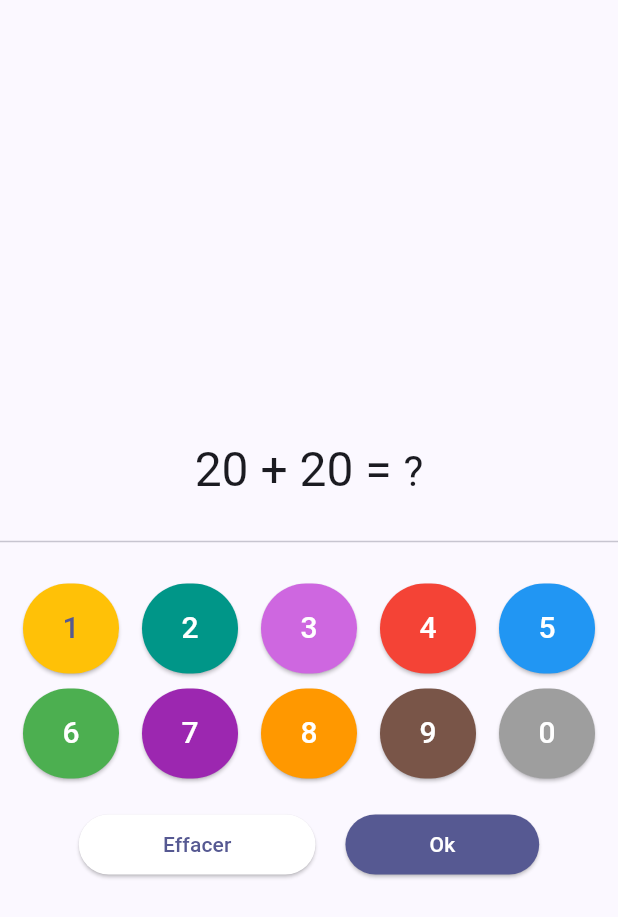
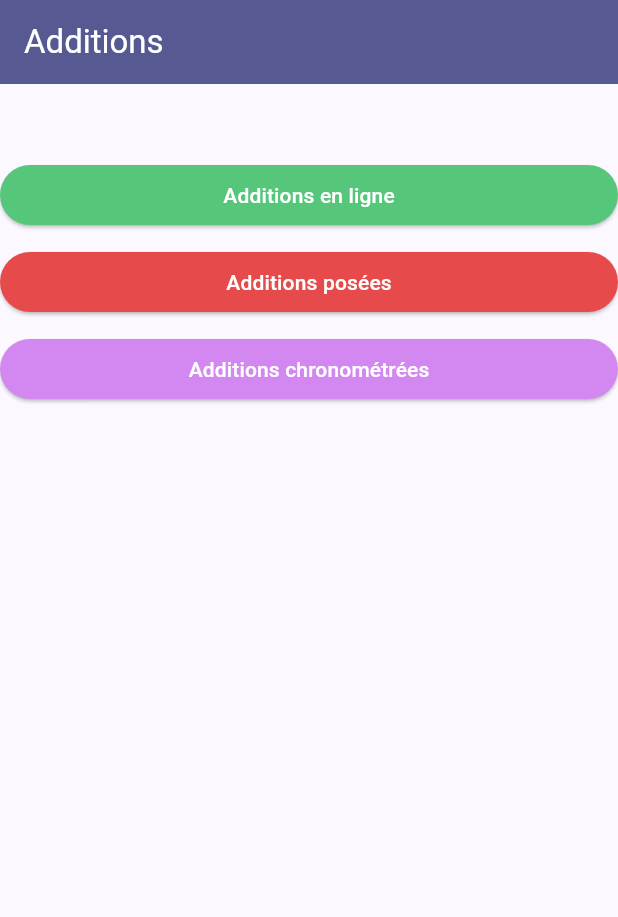
Before and after one commit to ZayenJS/calculs, a Flutter app: the AddScreen screen opened directly, on a phone screen of 412 x 824 dp. Shown: the top 917 px of the screen. Run offline on Flutter 3.47's test engine with Material 3 defaults, Android fonts, the phone set to English and light mode, and no system bars; our stand-ins replace audioplayers, flutter_riverpod, hive_flutter, image_picker; accounts and stored records are empty.

Commit message:
update project + add stacked additions (wip)

```diff
--- /dev/null
+++ b/lib/screens/add/add.dart
@@ -0,0 +1,98 @@
+import 'dart:math';
+
+import 'package:audioplayers/audioplayers.dart';
+import 'package:calculs/data/failure.dart';
+import 'package:calculs/data/success.dart';
+import 'package:calculs/providers/addition.dart';
+import 'package:calculs/repository/profile.dart';
+import 'package:calculs/screens/add/inline_add.dart';
+import 'package:calculs/screens/add/stacked_add.dart';
+import 'package:calculs/widgets/numbers.dart';
+import 'package:flutter/material.dart';
+import 'package:flutter_riverpod/flutter_riverpod.dart';
+
+class AddScreen extends StatelessWidget {
+  const AddScreen({super.key});
+
+  @override
+  Widget build(BuildContext context) {
+    return Scaffold(
+        appBar: AppBar(
+          title: const Text("Additions", style: TextStyle(color: Colors.white)),
+          backgroundColor: Theme.of(context).colorScheme.primary,
+        ),
+        body: Column(
+          children: [
+            const SizedBox(height: 50),
+            Row(
+              crossAxisAlignment: CrossAxisAlignment.center,
+              children: [
+                Expanded(
+                  child: ElevatedButton(
+                    style: ElevatedButton.styleFrom(
+                      backgroundColor: const Color.fromARGB(255, 86, 198, 123),
+                      foregroundColor: Colors.white,
+                    ),
+                    onPressed: () {
+                      Navigator.push(
+                        context,
+                        MaterialPageRoute(
+                          builder: (context) => const InlineAddScreen(),
+                        ),
+                      );
+                    },
+                    child: const Text('Additions en ligne'),
+                  ),
+                ),
+              ],
+            ),
+            const SizedBox(height: 10),
+            Row(
+              crossAxisAlignment: CrossAxisAlignment.center,
+              children: [
+                Expanded(
+                  child: ElevatedButton(
+                    style: ElevatedButton.styleFrom(
+                      backgroundColor: const Color.fromARGB(255, 230, 74, 74),
+                      foregroundColor: Colors.white,
+                    ),
+                    onPressed: () {
+                      Navigator.push(
+                        context,
+                        MaterialPageRoute(
+                          builder: (context) => const StackedAddScreen(),
+                        ),
+                      );
+                    },
+                    child: const Text('Additions posées'),
+                  ),
+                ),
+              ],
+            ),
+            const SizedBox(height: 10),
+            Row(
+              crossAxisAlignment: CrossAxisAlignment.center,
+              children: [
+                Expanded(
+                  child: ElevatedButton(
+                    style: ElevatedButton.styleFrom(
+                      backgroundColor: const Color.fromARGB(255, 210, 136, 240),
+                      foregroundColor: Colors.white,
+                    ),
+                    onPressed: () {
+                      // Navigator.push(
+                      //   context,
+                      //   MaterialPageRoute(
+                      //     builder: (context) => const InlineAddScreen(),
+                      //   ),
+                      // );
+                    },
+                    child: const Text('Additions chronométrées'),
+                  ),
+                ),
+              ],
+            ),
+          ],
+        ));
+  }
+}
--- a/lib/screens/add.dart
+++ b/lib/screens/add/inline_add.dart
@@ -9,14 +9,14 @@ import 'package:calculs/widgets/numbers.dart';
 import 'package:flutter/material.dart';
 import 'package:flutter_riverpod/flutter_riverpod.dart';
 
-class AddScreen extends ConsumerStatefulWidget {
-  const AddScreen({super.key});
+class InlineAddScreen extends ConsumerStatefulWidget {
+  const InlineAddScreen({super.key});
 
   @override
-  ConsumerState<AddScreen> createState() => _AddScreenState();
+  ConsumerState<InlineAddScreen> createState() => _InlineAddScreenState();
 }
 
-class _AddScreenState extends ConsumerState<AddScreen> {
+class _InlineAddScreenState extends ConsumerState<InlineAddScreen> {
   String _userInput = "?";
   final AudioPlayer _player = AudioPlayer();
 
--- a/lib/screens/tabs.dart
+++ b/lib/screens/tabs.dart
@@ -1,5 +1,5 @@
 import 'package:calculs/model/boxes.dart';
-import 'package:calculs/screens/add.dart';
+import 'package:calculs/screens/add/add.dart';
 import 'package:calculs/screens/profile.dart';
 import 'package:flutter/material.dart';
 import 'package:flutter_riverpod/flutter_riverpod.dart';
--- a/pubspec.yaml
+++ b/pubspec.yaml
@@ -53,7 +53,7 @@ dev_dependencies:
   # activated in the `analysis_options.yaml` file located at the root of your
   # package. See that file for information about deactivating specific lint
   # rules and activating additional ones.
-  flutter_lints: ^4.0.0
+  flutter_lints: ^5.0.0
 
 # For information on the generic Dart part of this file, see the
 # following page: https://dart.dev/tools/pub/pubspec
```
Also changed, not shown: lib/providers/addition.dart (+5 -2 lines), lib/screens/add/stacked_add.dart (added, +251 -0 lines), pubspec.lock.
